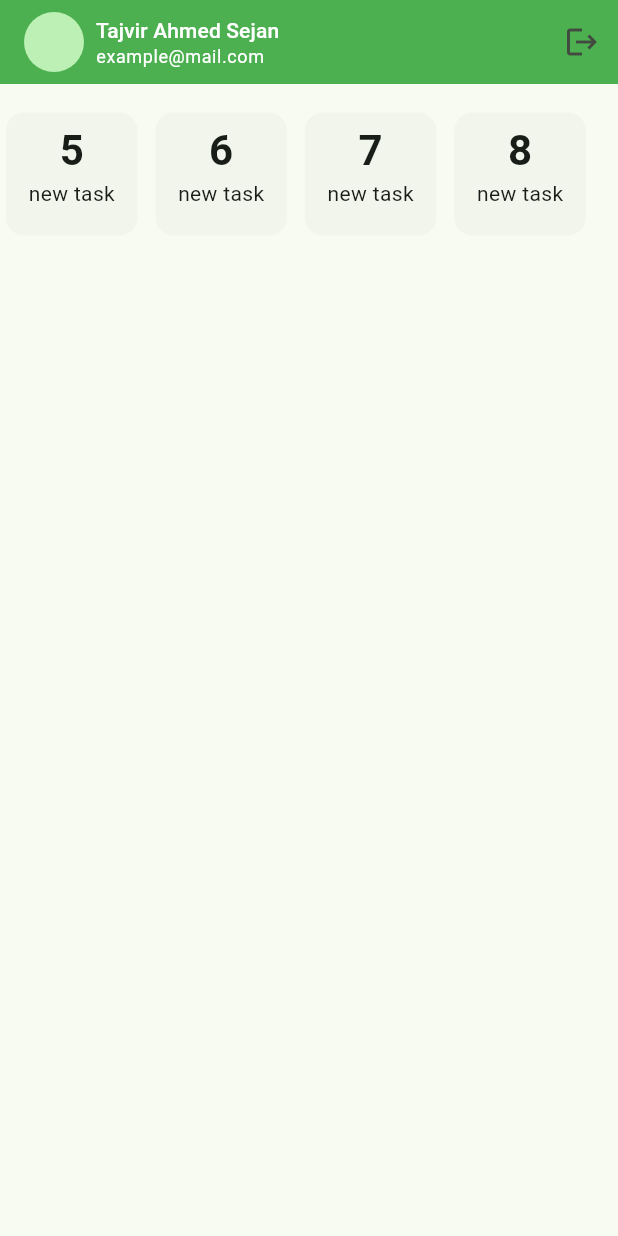
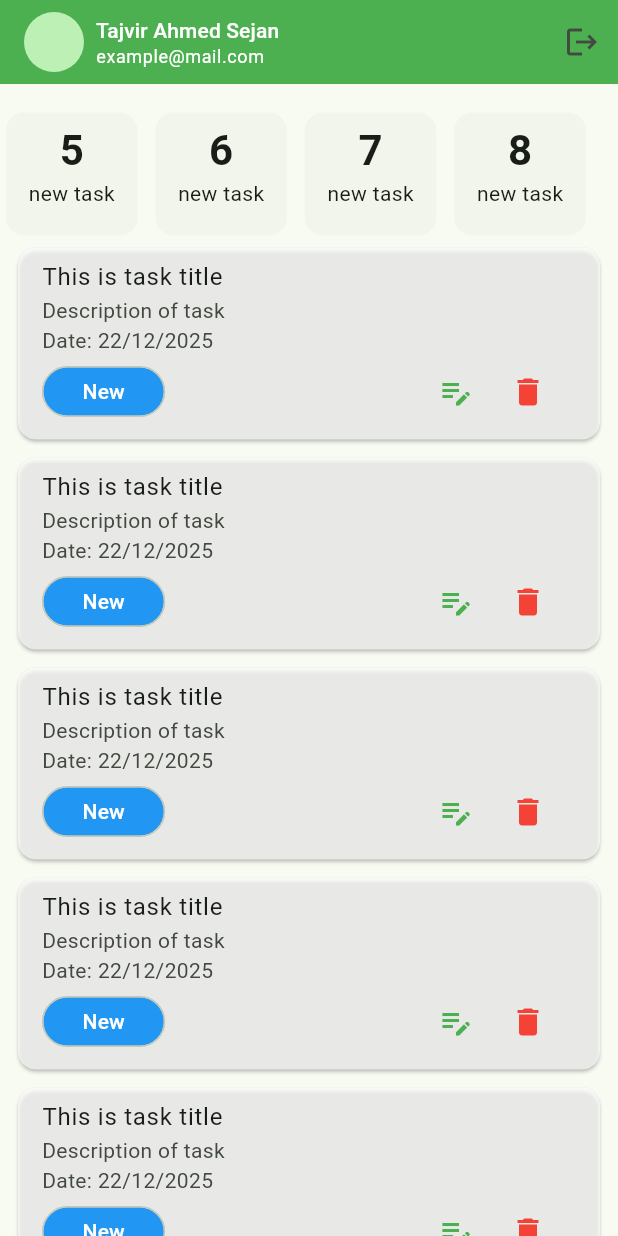
Before and after one commit to Tajvir007/flutter_classes, a Flutter app: the NewTaskScreen screen opened directly, on a phone screen of 412 x 824 dp. Run offline on Flutter 3.47's test engine with Material 3 defaults, Android fonts, the phone set to English and light mode, and no system bars; our stand-ins replace flutter_screenutil, pin_code_fields.

Commit message:
In new task screen listView added for show task in main body. And task_card widget created for multiple use(in another pages)

```diff
--- a/task_manager/lib/ui/screens/change_password.dart
+++ b/task_manager/lib/ui/screens/change_password.dart
@@ -1,7 +1,7 @@
 import 'package:flutter/material.dart';
 
-import 'background_page_logo.dart';
-import 'background_screen.dart';
+import '../widgets/background_page_logo.dart';
+import '../widgets/background_screen.dart';
 
 class ChangePassword extends StatefulWidget {
   const ChangePassword({super.key});
--- a/task_manager/lib/ui/screens/forget_password_verify_otp_screen.dart
+++ b/task_manager/lib/ui/screens/forget_password_verify_otp_screen.dart
@@ -2,8 +2,8 @@ import 'package:flutter/gestures.dart';
 import 'package:flutter/material.dart';
 import 'package:pin_code_fields/pin_code_fields.dart';
 
-import 'background_page_logo.dart';
-import 'background_screen.dart';
+import '../widgets/background_page_logo.dart';
+import '../widgets/background_screen.dart';
 import 'change_password.dart';
 import 'login_page.dart';
 
--- a/task_manager/lib/ui/screens/forgot_password_email.dart
+++ b/task_manager/lib/ui/screens/forgot_password_email.dart
@@ -1,7 +1,7 @@
 import 'package:flutter/gestures.dart';
 import 'package:flutter/material.dart';
-import 'package:task_manager/ui/screens/background_page_logo.dart';
-import 'package:task_manager/ui/screens/background_screen.dart';
+import 'package:task_manager/ui/widgets/background_page_logo.dart';
+import 'package:task_manager/ui/widgets/background_screen.dart';
 import 'package:task_manager/ui/screens/forget_password_verify_otp_screen.dart';
 
 import 'login_page.dart';
--- a/task_manager/lib/ui/screens/login_page.dart
+++ b/task_manager/lib/ui/screens/login_page.dart
@@ -1,7 +1,7 @@
 import 'package:flutter/gestures.dart';
 import 'package:flutter/material.dart';
-import 'package:task_manager/ui/screens/background_page_logo.dart';
-import 'package:task_manager/ui/screens/background_screen.dart';
+import 'package:task_manager/ui/widgets/background_page_logo.dart';
+import 'package:task_manager/ui/widgets/background_screen.dart';
 import 'package:task_manager/ui/screens/forgot_password_email.dart';
 import 'package:task_manager/ui/screens/main_nav_bar_holder_screen.dart';
 import 'package:task_manager/ui/screens/sign_up.dart';
--- a/task_manager/lib/ui/screens/new_task_screen.dart
+++ b/task_manager/lib/ui/screens/new_task_screen.dart
@@ -1,5 +1,6 @@
 import 'package:flutter/material.dart';
 
+import '../widgets/task_card.dart';
 import '../widgets/task_count_by_status.dart';
 import '../widgets/task_manager_app_bar.dart';
 
@@ -36,7 +37,23 @@ class _NewTaskScreenState extends State<NewTaskScreen> {
                 return SizedBox(width: 4,);
             },
             ),
-          )
+          ),
+
+          // ******************* Main Content Body **********************
+          Expanded(   // Here expanded is used to take full screen width as they need
+            child: ListView.separated(
+              itemCount: 10,
+                itemBuilder: (context, index){
+
+                return  TaskCard(); // It's a custom widget. It is used to show the task card in main body through list view
+
+                },
+                separatorBuilder: (context, index){
+                return SizedBox(height: 4,);
+                },
+                ),
+          ),
+
 
         ],
       ),
--- a/task_manager/lib/ui/screens/sign_up.dart
+++ b/task_manager/lib/ui/screens/sign_up.dart
@@ -2,8 +2,8 @@ import 'package:flutter/gestures.dart';
 import 'package:flutter/material.dart';
 import 'package:task_manager/ui/screens/login_page.dart';
 
-import 'background_page_logo.dart';
-import 'background_screen.dart';
+import '../widgets/background_page_logo.dart';
+import '../widgets/background_screen.dart';
 
 class SignUp extends StatefulWidget {
   const SignUp({super.key});
--- a/task_manager/lib/ui/screens/splash_screen.dart
+++ b/task_manager/lib/ui/screens/splash_screen.dart
@@ -1,5 +1,5 @@
 import 'package:flutter/material.dart';
-import 'package:task_manager/ui/screens/background_screen.dart';
+import 'package:task_manager/ui/widgets/background_screen.dart';
 import 'package:task_manager/ui/screens/login_page.dart';
 import 'package:task_manager/ui/utils/asset_paths.dart';
 
--- /dev/null
+++ b/task_manager/lib/ui/widgets/task_card.dart
@@ -0,0 +1,56 @@
+import 'package:flutter/material.dart';
+
+class TaskCard extends StatelessWidget {
+  const TaskCard({
+    super.key,
+  });
+
+  @override
+  Widget build(BuildContext context) {
+    return Padding(
+      padding: const EdgeInsets.symmetric(horizontal: 8),
+      child: Card(
+
+        color: Colors.white70,
+
+        child: ListTile(
+
+          shape: RoundedRectangleBorder(
+            borderRadius: BorderRadius.circular(8)
+          ),
+
+          title: Text('This is task title'),
+          subtitle: Column(
+
+            crossAxisAlignment: CrossAxisAlignment.start,
+
+            children: [
+              Text("Description of task"),
+              Text('Date: 22/12/2025'),
+              // Chip is a button
+              Row(
+
+                children: [
+                  Chip(label: Text('New'),
+                    backgroundColor: Colors.blue,
+                    labelStyle: TextStyle(color: Colors.white),
+                    padding: EdgeInsets.symmetric(horizontal: 18),
+                    shape: RoundedRectangleBorder(
+                        borderRadius: BorderRadius.circular(25)
+                    ),
+                  ),
+                  Spacer(),
+
+                  IconButton(onPressed: (){}, icon: Icon(Icons.edit_note, color: Colors.green,)),
+                  IconButton(onPressed: (){}, icon: Icon(Icons.delete, color: Colors.red,)),
+
+                ],
+              ),
+            ],
+          ),
+
+        ),
+      ),
+    );
+  }
+}
```
Also changed, not shown: task_manager/lib/ui/widgets/background_page_logo.dart (renamed from task_manager/lib/ui/screens/background_page_logo.dart), task_manager/lib/ui/widgets/background_screen.dart (renamed from task_manager/lib/ui/screens/background_screen.dart).
